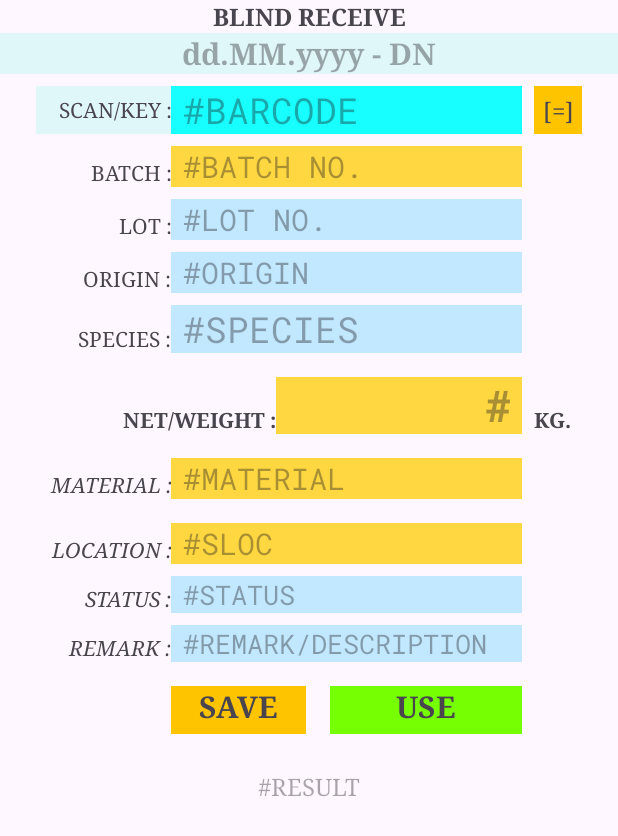
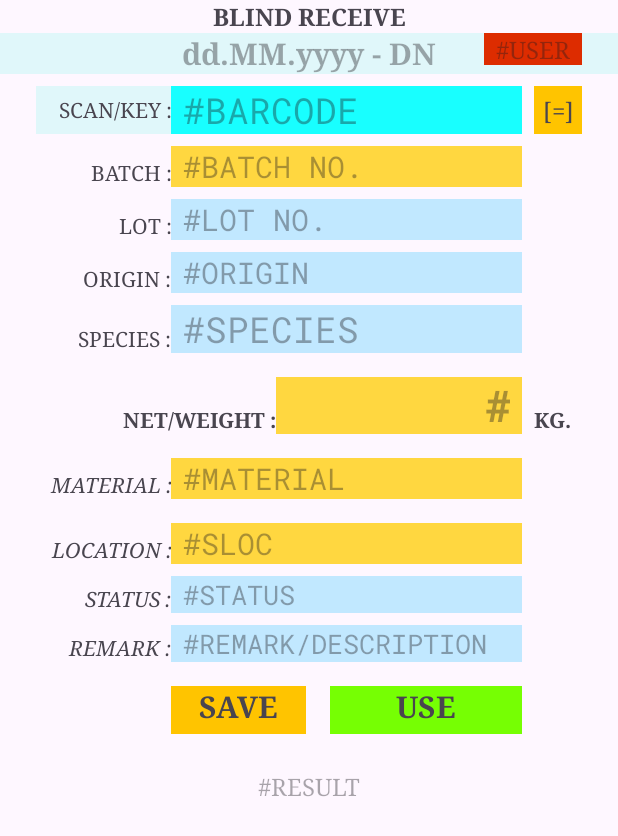
Before and after one commit to ivsoln/TUNA_RUN_2024_mark2, an Android app: the layout activity_blind_receive.xml on its own in the app's theme, with its tools: preview values and no code run, on a phone screen of 412 x 824 dp. Shown: the top 836 px of the screen. Run offline under Robolectric (Android 15) with nearby library versions, the phone set to English and light mode, and no system bars; network calls fail.

Commit message:
#bhumi 2024.6.28

```diff
--- a/app/src/main/java/com/inventive/tunarun/BlindReceiveActivity.kt
+++ b/app/src/main/java/com/inventive/tunarun/BlindReceiveActivity.kt
@@ -17,6 +17,7 @@ import com.inventive.tunarun.Instant.Companion.clearResult
 import com.inventive.tunarun.Instant.Companion.showResult
 import com.inventive.tunarun.Fish.Objects.EntityState
 import com.inventive.tunarun.FishClient.Companion.showShift
+import com.inventive.tunarun.FishClient.Companion.showUser
 
 
 class BlindReceiveActivity : AppCompatActivity() {
@@ -54,7 +55,7 @@ class BlindReceiveActivity : AppCompatActivity() {
         super.onCreate(savedInstanceState)
         enableEdgeToEdge()
         setContentView(R.layout.activity_blind_receive)
-
+        findViewById<TextView>(R.id.text_user).showUser()
         findViewById<TextView>(R.id.view_shift).showShift()
 
         gotoListAll = findViewById(R.id.goto_listAll)
--- a/app/src/main/java/com/inventive/tunarun/FishClient.kt
+++ b/app/src/main/java/com/inventive/tunarun/FishClient.kt
@@ -165,6 +165,10 @@ class FishClient {
             var shiftText = SimpleDateFormat(Instant.dateFormat).format(FishClient.Companion.Skipjack.Shift.Date)
             shiftText += " - " + FishClient.Companion.Skipjack.Shift.WorkShift?.ShiftCode.toString()
             this.text = shiftText
+        }
+
+        fun TextView.showUser(){
+            this.text = FishClient.Companion.Skipjack.Identity.UserId.uppercase()
         }
 
 
--- a/app/src/main/res/layout/activity_blind_receive.xml
+++ b/app/src/main/res/layout/activity_blind_receive.xml
@@ -130,6 +130,21 @@
         app:layout_constraintEnd_toStartOf="@+id/goto_listAll"
         app:layout_constraintStart_toEndOf="@+id/capt_barcode"
         app:layout_constraintTop_toBottomOf="@+id/view_shift" />
+
+    <TextView
+        android:id="@+id/text_user"
+        android:layout_width="wrap_content"
+        android:layout_height="wrap_content"
+        android:layout_marginEnd="24dp"
+        android:background="@color/Red_A700"
+        android:fontFamily="serif"
+        android:hint="#USER"
+        android:paddingLeft="8dp"
+        android:paddingRight="8dp"
+        android:textColor="@color/White"
+        android:textSize="16sp"
+        app:layout_constraintEnd_toEndOf="@+id/view_shift"
+        app:layout_constraintTop_toTopOf="@+id/view_shift" />
 
     <EditText
         android:id="@+id/text_weight"
```
Also changed, not shown: app/src/main/java/com/inventive/tunarun/MainActivity.kt (+11 -0 lines), app/src/main/java/com/inventive/tunarun/SkipjackBinActivity.kt (+18 -14 lines), app/src/main/java/com/inventive/tunarun/SkipjackWipMainActivity.kt (+10 -7 lines), app/src/main/res/layout/activity_main.xml (+15 -0 lines), app/src/main/res/layout/activity_skipjack_bin.xml (+16 -0 lines), app/src/main/res/layout/activity_skipjack_wip_main.xml (+18 -3 lines), 1 other file.
